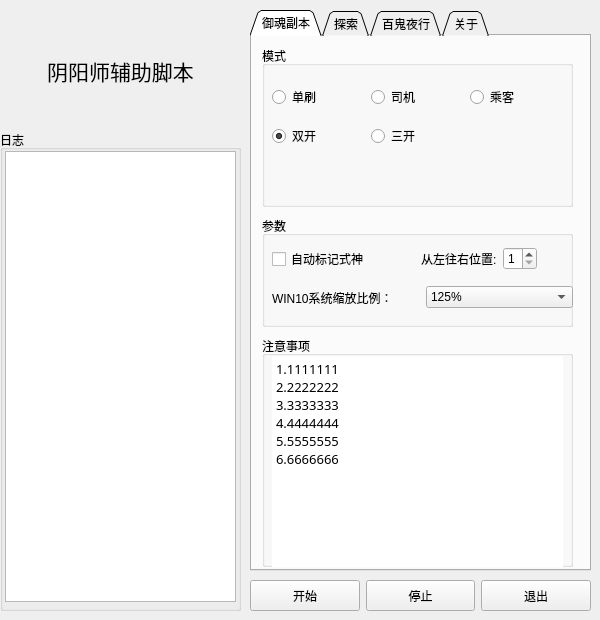
Old version of the form GuiModule/MainWindow.ui in the repository li-zheng-hao/OnmyojiScript.
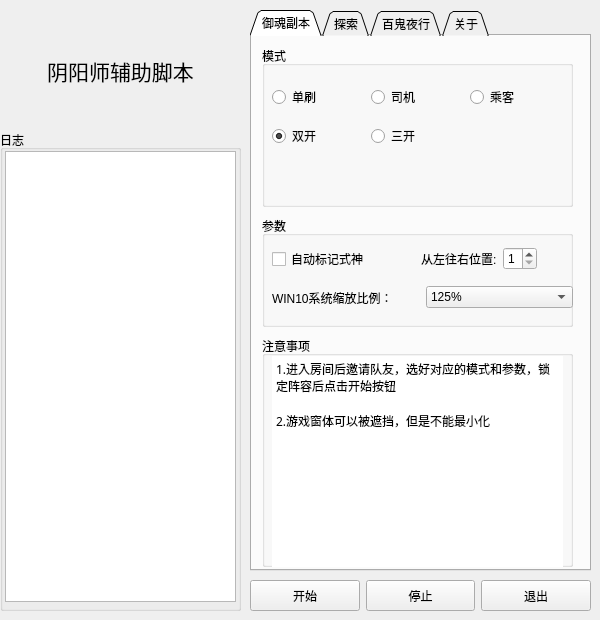
New version of the form.

```diff
--- a/GuiModule/MainWindow.ui
+++ b/GuiModule/MainWindow.ui
@@ -295,12 +295,9 @@
 &lt;html&gt;&lt;head&gt;&lt;meta name=&quot;qrichtext&quot; content=&quot;1&quot; /&gt;&lt;style type=&quot;text/css&quot;&gt;
 p, li { white-space: pre-wrap; }
 &lt;/style&gt;&lt;/head&gt;&lt;body style=&quot; font-family:'黑体'; font-size:9pt; font-weight:400; font-style:normal;&quot;&gt;
-&lt;p style=&quot; margin-top:0px; margin-bottom:0px; margin-left:0px; margin-right:0px; -qt-block-indent:0; text-indent:0px;&quot;&gt;&lt;span style=&quot; font-family:'SimSun'; font-size:10pt;&quot;&gt;1.1111111&lt;/span&gt;&lt;/p&gt;
-&lt;p style=&quot; margin-top:0px; margin-bottom:0px; margin-left:0px; margin-right:0px; -qt-block-indent:0; text-indent:0px;&quot;&gt;&lt;span style=&quot; font-family:'SimSun'; font-size:10pt;&quot;&gt;2.2222222&lt;/span&gt;&lt;/p&gt;
-&lt;p style=&quot; margin-top:0px; margin-bottom:0px; margin-left:0px; margin-right:0px; -qt-block-indent:0; text-indent:0px;&quot;&gt;&lt;span style=&quot; font-family:'SimSun'; font-size:10pt;&quot;&gt;3.3333333&lt;/span&gt;&lt;/p&gt;
-&lt;p style=&quot; margin-top:0px; margin-bottom:0px; margin-left:0px; margin-right:0px; -qt-block-indent:0; text-indent:0px;&quot;&gt;&lt;span style=&quot; font-family:'SimSun'; font-size:10pt;&quot;&gt;4.4444444&lt;/span&gt;&lt;/p&gt;
-&lt;p style=&quot; margin-top:0px; margin-bottom:0px; margin-left:0px; margin-right:0px; -qt-block-indent:0; text-indent:0px;&quot;&gt;&lt;span style=&quot; font-family:'SimSun'; font-size:10pt;&quot;&gt;5.5555555&lt;/span&gt;&lt;/p&gt;
-&lt;p style=&quot; margin-top:0px; margin-bottom:0px; margin-left:0px; margin-right:0px; -qt-block-indent:0; text-indent:0px;&quot;&gt;&lt;span style=&quot; font-family:'SimSun'; font-size:10pt;&quot;&gt;6.6666666&lt;/span&gt;&lt;/p&gt;&lt;/body&gt;&lt;/html&gt;</string>
+&lt;p style=&quot; margin-top:0px; margin-bottom:0px; margin-left:0px; margin-right:0px; -qt-block-indent:0; text-indent:0px;&quot;&gt;1.进入房间后邀请队友，选好对应的模式和参数，锁定阵容后点击开始按钮&lt;/p&gt;
+&lt;p style=&quot;-qt-paragraph-type:empty; margin-top:0px; margin-bottom:0px; margin-left:0px; margin-right:0px; -qt-block-indent:0; text-indent:0px;&quot;&gt;&lt;br /&gt;&lt;/p&gt;
+&lt;p style=&quot; margin-top:0px; margin-bottom:0px; margin-left:0px; margin-right:0px; -qt-block-indent:0; text-indent:0px;&quot;&gt;2.游戏窗体可以被遮挡，但是不能最小化&lt;/p&gt;&lt;/body&gt;&lt;/html&gt;</string>
        </property>
       </widget>
      </widget>
```
